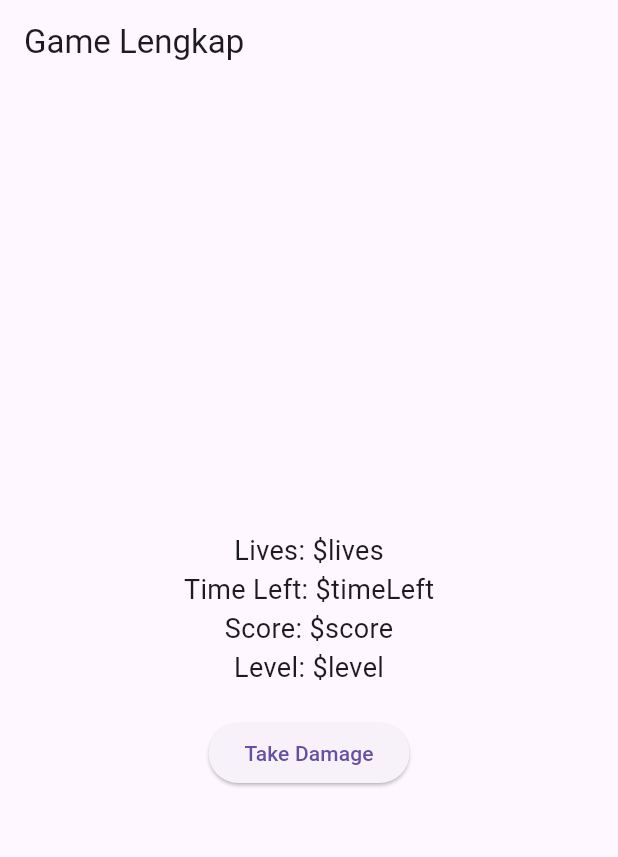
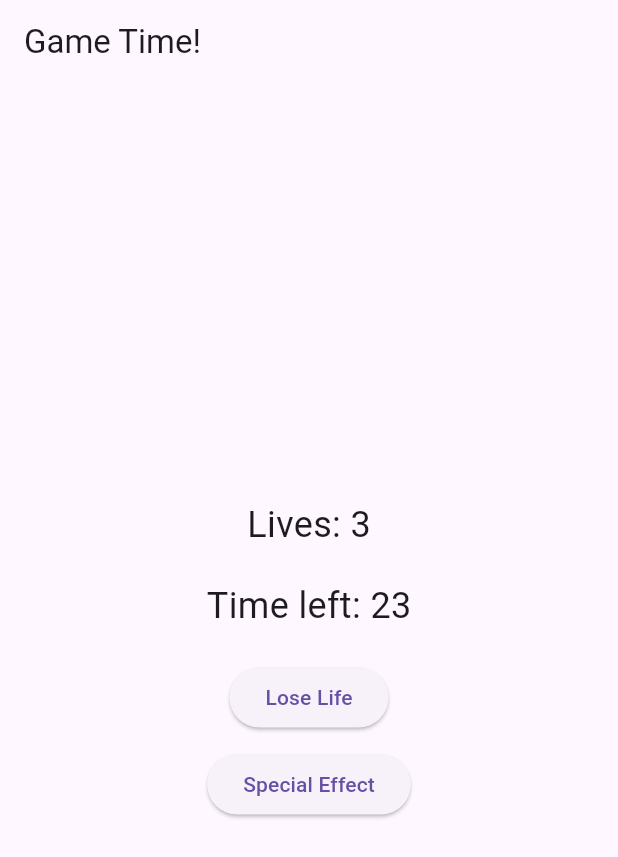
Before and after one commit to cryfsh/Me, a Flutter app: the screen it shows after launch, on a phone screen of 412 x 824 dp. Shown: the top 857 px of the screen. Run offline on Flutter 3.47's test engine with Material 3 defaults, Android fonts, the phone set to English and light mode, and no system bars.

Commit message:
Add files via upload

```diff
--- a/lib/main.dart
+++ b/lib/main.dart
@@ -1,129 +1,106 @@
+
 import 'dart:async';
 import 'package:flutter/material.dart';
 
 void main() {
-  runApp(MyApp());
+  runApp(MyGameApp());
 }
 
-class MyApp extends StatelessWidget {
+class MyGameApp extends StatelessWidget {
   @override
   Widget build(BuildContext context) {
     return MaterialApp(
-      title: 'Game Sederhana Lengkap',
-      theme: ThemeData(primarySwatch: Colors.green),
-      home: GameScreen(),
+      title: 'Flutter Game',
+      theme: ThemeData(primarySwatch: Colors.blue),
+      home: GamePage(),
     );
   }
 }
 
-class GameScreen extends StatefulWidget {
+class GamePage extends StatefulWidget {
   @override
-  _GameScreenState createState() => _GameScreenState();
+  _GamePageState createState() => _GamePageState();
 }
 
-class _GameScreenState extends State<GameScreen> {
+class _GamePageState extends State<GamePage> {
   int lives = 3;
-  int timeLeft = 60;
-  int score = 0;
-  int level = 1;
-  late Timer timer;
-  bool isGameOver = false;
+  int secondsLeft = 30;
+  Timer? _timer;
   bool showEffect = false;
 
   @override
   void initState() {
     super.initState();
     startTimer();
-    print("🎵 Musik latar dimulai (simulasi)");
   }
 
   void startTimer() {
-    timer = Timer.periodic(Duration(seconds: 1), (timer) {
-      setState(() {
-        if (timeLeft > 0) {
-          timeLeft--;
-          score += 10;
-          if (score % 100 == 0) {
-            level++;
+    _timer = Timer.periodic(Duration(seconds: 1), (timer) {
+      if (secondsLeft > 0) {
+        setState(() => secondsLeft--);
+      } else {
+        _timer?.cancel();
       }
-          if (timeLeft % 5 == 0) {
-            showEffect = true;
-            Future.delayed(Duration(milliseconds: 500), () {
-              setState(() {
-                showEffect = false;
-              });
-            });
-          }
-        } else {
-          endGame();
-        }
-      });
     });
   }
 
   void loseLife() {
-    setState(() {
-      lives--;
-      if (lives <= 0) {
-        endGame();
+    if (lives > 0) {
+      setState(() => lives--);
+      if (lives == 0) _timer?.cancel();
     }
+  }
+
+  void triggerEffect() {
+    setState(() => showEffect = true);
+    Future.delayed(Duration(seconds: 1), () {
+      setState(() => showEffect = false);
     });
   }
 
-  void endGame() {
-    timer.cancel();
-    setState(() {
-      isGameOver = true;
-    });
-  }
-
-  void resetGame() {
-    setState(() {
-      lives = 3;
-      timeLeft = 60;
-      score = 0;
-      level = 1;
-      isGameOver = false;
-      showEffect = false;
-    });
-    startTimer();
+  @override
+  void dispose() {
+    _timer?.cancel();
+    super.dispose();
   }
 
   @override
   Widget build(BuildContext context) {
     return Scaffold(
-      appBar: AppBar(title: Text('Game Lengkap')),
-      body: Center(
-        child: isGameOver
-            ? Column(
+      appBar: AppBar(title: Text("Game Time!")),
+      body: Stack(
+        children: [
+          Center(
+            child: Column(
               mainAxisAlignment: MainAxisAlignment.center,
               children: [
-                  Text('Game Over!', style: TextStyle(fontSize: 24)),
-                  Text('Score: \$score', style: TextStyle(fontSize: 20)),
-                  ElevatedButton(onPressed: resetGame, child: Text('Restart'))
-                ],
-              )
-            : Column(
-                mainAxisAlignment: MainAxisAlignment.center,
-                children: [
-                  Text('Lives: \$lives', style: TextStyle(fontSize: 18)),
-                  Text('Time Left: \$timeLeft', style: TextStyle(fontSize: 18)),
-                  Text('Score: \$score', style: TextStyle(fontSize: 18)),
-                  Text('Level: \$level', style: TextStyle(fontSize: 18)),
+                Text("Lives: $lives", style: TextStyle(fontSize: 24)),
+                SizedBox(height: 20),
+                Text("Time left: $secondsLeft", style: TextStyle(fontSize: 24)),
                 SizedBox(height: 20),
                 ElevatedButton(
-                      onPressed: loseLife, child: Text('Take Damage')),
+                  onPressed: loseLife,
+                  child: Text("Lose Life"),
+                ),
+                SizedBox(height: 10),
+                ElevatedButton(
+                  onPressed: triggerEffect,
+                  child: Text("Special Effect"),
+                ),
+              ],
+            ),
+          ),
           if (showEffect)
             Container(
-                      margin: EdgeInsets.only(top: 20),
-                      padding: EdgeInsets.all(10),
-                      color: Colors.redAccent,
-                      child: Text('🔥 Efek Spesial!',
-                          style:
-                              TextStyle(fontSize: 16, color: Colors.white)),
-                    )
+              color: Colors.blue.withOpacity(0.5),
+              child: Center(
+                child: Text(
+                  "💥 EFFECT! 💥",
+                  style: TextStyle(fontSize: 40, color: Colors.white),
+                ),
+              ),
+            ),
         ],
-              ),
       ),
     );
   }
```
Lines whose indentation alone changed are shown as unchanged.
